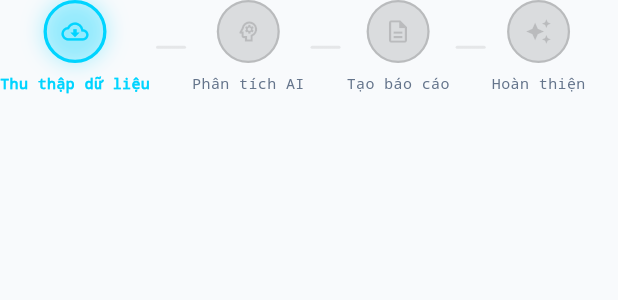
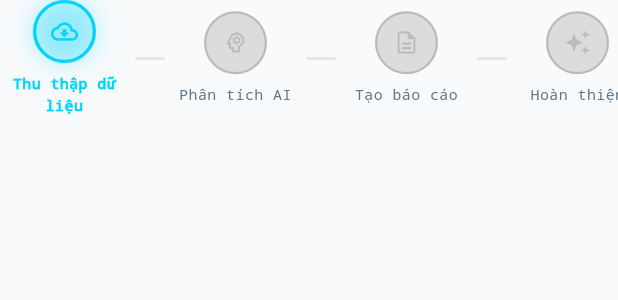
Before and after one commit to Sendudu2311/skillverse_mobile, a Flutter app: the GeneratingStepsWidget widget shown alone on an empty page, opened directly with empty values, on a phone screen of 412 x 824 dp. Shown: the top 300 px of the screen. Run offline on Flutter 3.47's test engine with Material 3 defaults, Android fonts, the phone set to English and light mode, and no system bars; our stand-ins replace dio, file_picker, firebase_core, firebase_messaging, flutter_dotenv, flutter_html and 13 more; missing offline and left inert: flutter_quill, markdown, stomp_dart_client, youtube_explode_dart; accounts and stored records are empty; generated files the repository leaves out were written again; network calls fail.

Commit message:
refactor(profile): optimize learning report and fix wallet balance overflow

```diff
--- a/lib/presentation/widgets/learning_report/generating_steps_widget.dart
+++ b/lib/presentation/widgets/learning_report/generating_steps_widget.dart
@@ -6,14 +6,16 @@ import '../../themes/app_theme.dart';
 class GeneratingStepsWidget extends StatelessWidget {
   final int currentStep;
   final bool isDark;
+  final List<(String, IconData)> steps;
 
   const GeneratingStepsWidget({
     super.key,
     required this.currentStep,
     required this.isDark,
+    this.steps = _defaultSteps,
   });
 
-  static const _steps = [
+  static const _defaultSteps = [
     ('Thu thập dữ liệu', Icons.cloud_download_outlined),
     ('Phân tích AI', Icons.psychology_outlined),
     ('Tạo báo cáo', Icons.description_outlined),
@@ -22,27 +24,36 @@ class GeneratingStepsWidget extends StatelessWidget {
 
   @override
   Widget build(BuildContext context) {
-    return SingleChildScrollView(
-      scrollDirection: Axis.horizontal,
-      physics: const BouncingScrollPhysics(),
-      child: Row(
-        mainAxisSize: MainAxisSize.min,
-        children: List.generate(_steps.length * 2 - 1, (index) {
+    return LayoutBuilder(
+      builder: (context, constraints) {
+        final compact = constraints.maxWidth < 380;
+        final stepWidth = compact
+            ? ((constraints.maxWidth - 40) / steps.length).clamp(58.0, 72.0)
+            : 86.0;
+        final connectorWidth = compact ? 12.0 : 28.0;
+
+        final children = List.generate(steps.length * 2 - 1, (index) {
           if (index.isOdd) {
-            // ── Connector line ──
             final stepIndex = index ~/ 2;
             final isCompleted = stepIndex < currentStep;
-            return _AnimatedConnector(
+            return compact
+                ? Expanded(
+                    child: _AnimatedConnector(
                       isCompleted: isCompleted,
                       isDark: isDark,
+                    ),
+                  )
+                : _AnimatedConnector(
+                    isCompleted: isCompleted,
+                    isDark: isDark,
+                    width: connectorWidth,
                   );
           }
 
-          // ── Step circle ──
           final stepIndex = index ~/ 2;
           final isCompleted = stepIndex < currentStep;
           final isActive = stepIndex == currentStep;
-          final (label, icon) = _steps[stepIndex];
+          final (label, icon) = steps[stepIndex];
 
           return _StepIndicator(
             label: label,
@@ -50,9 +61,23 @@ class GeneratingStepsWidget extends StatelessWidget {
             isCompleted: isCompleted,
             isActive: isActive,
             isDark: isDark,
+            width: stepWidth,
           );
-        }),
-      ),
+        });
+
+        if (compact) {
+          return Row(
+            crossAxisAlignment: CrossAxisAlignment.start,
+            children: children,
+          );
+        }
+
+        return SingleChildScrollView(
+          scrollDirection: Axis.horizontal,
+          physics: const BouncingScrollPhysics(),
+          child: Row(mainAxisSize: MainAxisSize.min, children: children),
+        );
+      },
     );
   }
 }
@@ -61,16 +86,18 @@ class GeneratingStepsWidget extends StatelessWidget {
 class _AnimatedConnector extends StatelessWidget {
   final bool isCompleted;
   final bool isDark;
+  final double width;
 
   const _AnimatedConnector({
     required this.isCompleted,
     required this.isDark,
+    this.width = 28,
   });
 
   @override
   Widget build(BuildContext context) {
     return SizedBox(
-      width: 28,
+      width: width,
       height: 2,
       child: AnimatedContainer(
         duration: const Duration(milliseconds: 400),
@@ -101,6 +128,7 @@ class _StepIndicator extends StatelessWidget {
   final bool isCompleted;
   final bool isActive;
   final bool isDark;
+  final double width;
 
   const _StepIndicator({
     required this.label,
@@ -108,6 +136,7 @@ class _StepIndicator extends StatelessWidget {
     required this.isCompleted,
     required this.isActive,
     required this.isDark,
+    required this.width,
   });
 
   @override
@@ -118,10 +147,13 @@ class _StepIndicator extends StatelessWidget {
         ? Colors.white.withValues(alpha: 0.25)
         : Colors.black.withValues(alpha: 0.15);
 
-    final Color color =
-        isCompleted ? doneColor : (isActive ? activeColor : pendingColor);
+    final Color color = isCompleted
+        ? doneColor
+        : (isActive ? activeColor : pendingColor);
 
-    return Column(
+    return SizedBox(
+      width: width,
+      child: Column(
         mainAxisSize: MainAxisSize.min,
         children: [
           // Circle with optional pulse glow
@@ -133,8 +165,10 @@ class _StepIndicator extends StatelessWidget {
                   decoration: BoxDecoration(
                     shape: BoxShape.circle,
                     color: color.withValues(alpha: 0.12),
-                  border:
-                      Border.all(color: color, width: isCompleted ? 2 : 1.5),
+                    border: Border.all(
+                      color: color,
+                      width: isCompleted ? 2 : 1.5,
+                    ),
                   ),
                   child: Center(
                     child: isCompleted
@@ -155,8 +189,11 @@ class _StepIndicator extends StatelessWidget {
                         : AppTheme.lightTextSecondary),
             ),
             textAlign: TextAlign.center,
+            maxLines: 2,
+            overflow: TextOverflow.ellipsis,
           ),
         ],
+      ),
     );
   }
 }
@@ -203,8 +240,7 @@ class _PulseGlowCircleState extends State<_PulseGlowCircle>
           decoration: BoxDecoration(
             shape: BoxShape.circle,
             color: widget.color.withValues(alpha: 0.12 + pulse * 0.1),
-            border:
-                Border.all(color: widget.color, width: 2.0 + pulse * 0.5),
+            border: Border.all(color: widget.color, width: 2.0 + pulse * 0.5),
             boxShadow: [
               BoxShadow(
                 color: widget.color.withValues(alpha: 0.2 + pulse * 0.2),
```
Also changed, not shown: lib/presentation/pages/profile/learning_report_page.dart (+15 -49 lines), lib/presentation/pages/profile/profile_page.dart (+20 -5 lines), lib/presentation/providers/learning_report_provider.dart (+14 -16 lines). Lines whose indentation alone changed are shown as unchanged.
